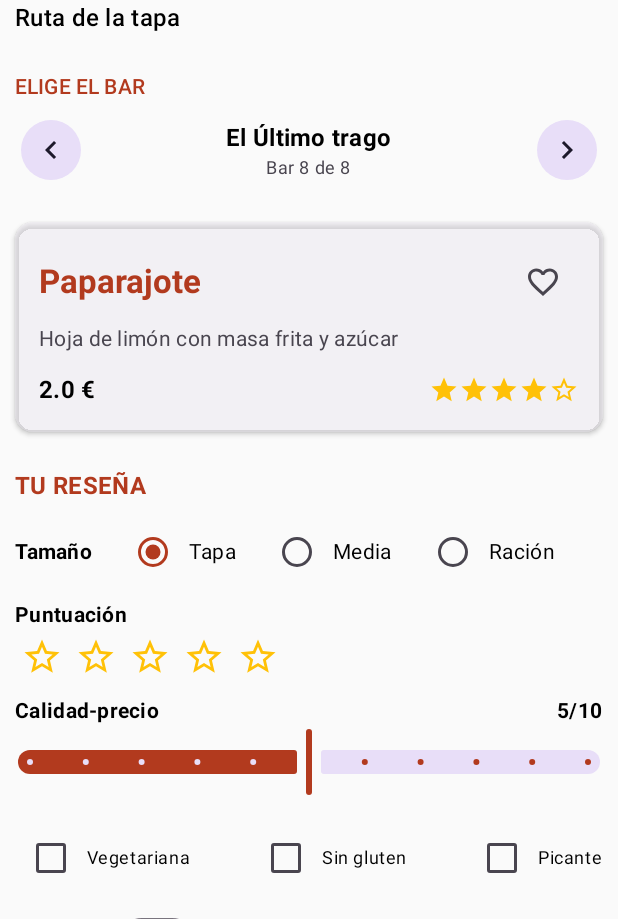
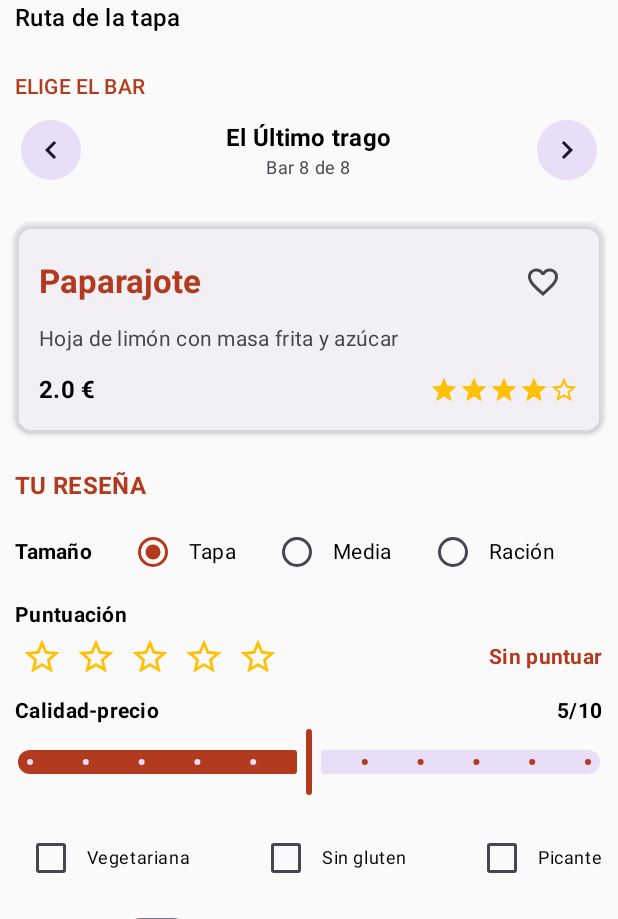
Before and after one commit to abel622215610-source/GastroVote, an Android app built with Jetpack Compose: the screen it shows after launch (MainActivity), after a tap on "Bar anterior", on a phone screen of 412 x 824 dp, the part 317-1236 px from its top. Run offline under Robolectric (Android 15) with nearby library versions, the phone set to English and light mode, and no system bars.

Commit message:
Implementación extra de historico de reseñas y sus respectivos controles

```diff
--- a/app/src/main/java/com/example/gastrovote/model/Bar.kt
+++ b/app/src/main/java/com/example/gastrovote/model/Bar.kt
@@ -1,6 +1,8 @@
 package com.example.gastrovote.model
 
 data class Bar(
+
+    //Campos de tapa
     val id: Int,
     val nombreBar: String,
     val nombreTapa: String,
@@ -8,5 +10,18 @@ data class Bar(
     val precioBase: Double,
     val puntuacionMediaTapa: Float,
     var esFavorito: Boolean = false,
-    var puntuacionMedia: Int = 4
+    var puntuacionMedia: Int = 4,
+
+    //Campos de reseñas
+    var tamanoSeleccionado: String = "Tapa",
+    var puntuacionEstrellas: Int = 0,
+    var calidadPrecio: Float = 5f,
+    var esVegetariana: Boolean = false,
+    var esSinGluten: Boolean = false,
+    var esPicante: Boolean = false,
+    var meGusta: Boolean = false,
+    var descuentoEstudiante: Boolean = false,
+    var comentario: String = "",
+    var resumenResenaTexto: String = "",
+    var estaReseniado: Boolean = false
 )
--- a/app/src/main/java/com/example/gastrovote/ui/components/FormularioComponent.kt
+++ b/app/src/main/java/com/example/gastrovote/ui/components/FormularioComponent.kt
@@ -110,12 +110,11 @@ fun FormularioComponent(
             }
 
             val textoOpinion = when (puntuacionEstrellas) {
-                1 -> "Terrible"
-                2 -> "Aceptable"
-                3 -> "Bueno"
-                4 -> "Muy bueno"
-                5 -> "¡Espectacular!"
-                else -> ""
+                1 -> "Mejorable"
+                2 -> "Correcta"
+                3 -> "¡Muy buena!"
+                4, 5 -> "¡Espectacular!"
+                else -> "Sin puntuar"
             }
             Text(
                 text = textoOpinion,
@@ -284,5 +283,6 @@ fun FormularioComponent(
             color = Color(0xFFb23a1e),
             trackColor = Color.LightGray
         )
+        Spacer(modifier = Modifier.height(40.dp))
     }
 }
--- a/app/src/main/java/com/example/gastrovote/ui/viewmodel/GastroViewModel.kt
+++ b/app/src/main/java/com/example/gastrovote/ui/viewmodel/GastroViewModel.kt
@@ -56,15 +56,49 @@ class GastroViewModel : ViewModel() {
 
     // Indica si el bar actual ya tiene una reseña publicada
     val barActualYaReseniado: Boolean
-        get() = baresReseniadosSet.contains(barActual.id)
+        get() = barActual.estaReseniado
+
+    // --- MÉTODOS AUXILIARES PARA GUARDAR Y CARGAR EL ESTADO DEL BAR ---
+    private fun guardarEstadoActualEnBar() {
+        val bar = barActual
+        bar.tamanoSeleccionado = tamanoSeleccionado
+        bar.puntuacionEstrellas = puntuacionEstrellas
+        bar.calidadPrecio = calidadPrecio
+        bar.esVegetariana = esVegetariana
+        bar.esSinGluten = esSinGluten
+        bar.esPicante = esPicante
+        bar.meGusta = meGusta
+        bar.descuentoEstudiante = descuentoEstudiante
+        bar.comentario = comentario
+        bar.resumenResenaTexto = resumenResenaTexto
+    }
+
+    private fun cargarEstadoDelBarActual() {
+        val bar = barActual
+        tamanoSeleccionado = bar.tamanoSeleccionado
+        puntuacionEstrellas = bar.puntuacionEstrellas
+        calidadPrecio = bar.calidadPrecio
+        esVegetariana = bar.esVegetariana
+        esSinGluten = bar.esSinGluten
+        esPicante = bar.esPicante
+        meGusta = bar.meGusta
+        descuentoEstudiante = bar.descuentoEstudiante
+        comentario = bar.comentario
+        resumenResenaTexto = bar.resumenResenaTexto
+    }
+
 
     // --- FUNCIONES DE NAVEGACIÓN (L1) ---
     fun siguienteBar() {
+        guardarEstadoActualEnBar()
         indiceBarActual = (indiceBarActual + 1) % listaBares.size
+        cargarEstadoDelBarActual()
     }
 
     fun anteriorBar() {
+        guardarEstadoActualEnBar()
         indiceBarActual = if (indiceBarActual - 1 < 0) listaBares.size - 1 else indiceBarActual - 1
+        cargarEstadoDelBarActual()
     }
 
     // --- FAVORITOS (L2) ---
@@ -90,7 +124,7 @@ class GastroViewModel : ViewModel() {
             return false
         }
 
-        // 1. Cálculo del precio según tamaño (Tapa x1, Media x2, Ración x3)
+        // 1. Cálculo del precio según tamaño
         val multiplicador = when (tamanoSeleccionado) {
             "Media ración" -> 2
             "Ración" -> 3
@@ -122,8 +156,12 @@ class GastroViewModel : ViewModel() {
             Comentario: ${if (comentario.isBlank()) "Sin comentarios" else comentario}
         """.trimIndent()
 
-        // 5. Registrar en la ruta (bares distintos)
+        // 5. Marcar como reseñado y registrar la ruta
+        barActual.estaReseniado = true
         baresReseniadosSet.add(barActual.id)
+
+        // 6. Guardar estado
+        guardarEstadoActualEnBar()
 
         return true
     }
@@ -139,5 +177,21 @@ class GastroViewModel : ViewModel() {
         meGusta = false
         descuentoEstudiante = false
         comentario = ""
+        resumenResenaTexto = ""
+
+        //Limpiar reseña formulario
+        barActual.tamanoSeleccionado = "Tapa"
+        barActual.puntuacionEstrellas = 0
+        barActual.calidadPrecio = 5f
+        barActual.esVegetariana = false
+        barActual.esSinGluten = false
+        barActual.esPicante = false
+        barActual.meGusta = false
+        barActual.descuentoEstudiante = false
+        barActual.comentario = ""
+        barActual.resumenResenaTexto = ""
+        barActual.estaReseniado = false
+
+        baresReseniadosSet.remove(barActual.id)
     }
 }
```
